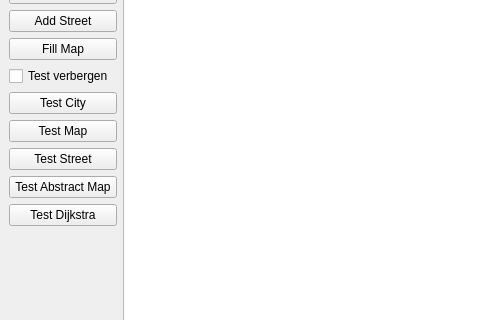
sebaloh/rwth-eti-pi1-ss25, file Streetplaner/mainwindow.ui: the form before one commit; both pictures show x 0 to 480 and y 150 to 470 of the 800 by 600 pixel window.
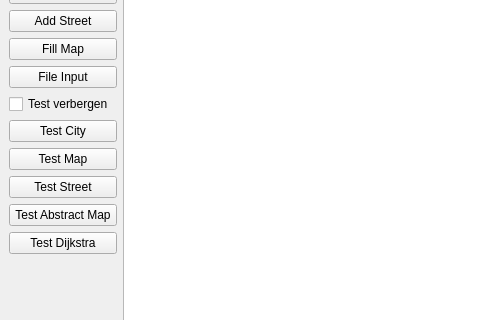
The form after the commit.

Diff of the .ui file:
```diff
--- a/Streetplaner/mainwindow.ui
+++ b/Streetplaner/mainwindow.ui
@@ -15,27 +15,13 @@
   </property>
   <widget class="QWidget" name="centralwidget">
    <layout class="QGridLayout" name="gridLayout" columnstretch="0,1">
-    <item row="2" column="0">
-     <widget class="QLineEdit" name="lineEdit_cityZiel">
-      <property name="placeholderText">
-       <string>Ziel</string>
-      </property>
-     </widget>
+    <item row="0" column="1" rowspan="15">
+     <widget class="QGraphicsView" name="graphicsView"/>
     </item>
-    <item row="0" column="0">
-     <widget class="QLabel" name="label_eingabe">
+    <item row="13" column="0">
+     <widget class="QPushButton" name="pushButton_testDijkstra">
       <property name="text">
-       <string>Djikstra Suche</string>
-      </property>
-     </widget>
-    </item>
-    <item row="3" column="0">
-     <widget class="QPushButton" name="pushButton_eingabe">
-      <property name="toolTip">
-       <string>Sucht die eingegebene Stadt</string>
-      </property>
-      <property name="text">
-       <string>Suchen</string>
+       <string>Test Dijkstra</string>
       </property>
      </widget>
     </item>
@@ -46,7 +32,14 @@
       </property>
      </widget>
     </item>
-    <item row="13" column="0">
+    <item row="10" column="0">
+     <widget class="QPushButton" name="pushButton_testMap">
+      <property name="text">
+       <string>Test Map</string>
+      </property>
+     </widget>
+    </item>
+    <item row="14" column="0">
      <spacer name="spacer">
       <property name="orientation">
        <enum>Qt::Orientation::Vertical</enum>
@@ -59,20 +52,6 @@
       </property>
      </spacer>
     </item>
-    <item row="12" column="0">
-     <widget class="QPushButton" name="pushButton_testDijkstra">
-      <property name="text">
-       <string>Test Dijkstra</string>
-      </property>
-     </widget>
-    </item>
-    <item row="7" column="0">
-     <widget class="QCheckBox" name="checkBox_testVerbergen">
-      <property name="text">
-       <string>Test verbergen</string>
-      </property>
-     </widget>
-    </item>
     <item row="1" column="0">
      <widget class="QLineEdit" name="lineEdit_cityStart">
       <property name="placeholderText">
@@ -83,24 +62,41 @@
       </property>
      </widget>
     </item>
-    <item row="10" column="0">
-     <widget class="QPushButton" name="pushButton_testStreet">
+    <item row="0" column="0">
+     <widget class="QLabel" name="label_eingabe">
       <property name="text">
-       <string>Test Street</string>
-      </property>
-     </widget>
-    </item>
-    <item row="11" column="0">
-     <widget class="QPushButton" name="pushButton_testAbsMap">
-      <property name="text">
-       <string>Test Abstract Map</string>
+       <string>Djikstra Suche</string>
       </property>
      </widget>
     </item>
     <item row="8" column="0">
-     <widget class="QPushButton" name="pushButton_testCity">
+     <widget class="QCheckBox" name="checkBox_testVerbergen">
       <property name="text">
-       <string>Test City</string>
+       <string>Test verbergen</string>
+      </property>
+     </widget>
+    </item>
+    <item row="3" column="0">
+     <widget class="QPushButton" name="pushButton_eingabe">
+      <property name="toolTip">
+       <string>Sucht die eingegebene Stadt</string>
+      </property>
+      <property name="text">
+       <string>Suchen</string>
+      </property>
+     </widget>
+    </item>
+    <item row="2" column="0">
+     <widget class="QLineEdit" name="lineEdit_cityZiel">
+      <property name="placeholderText">
+       <string>Ziel</string>
+      </property>
+     </widget>
+    </item>
+    <item row="5" column="0">
+     <widget class="QPushButton" name="pushButton_addStreet">
+      <property name="text">
+       <string>Add Street</string>
       </property>
      </widget>
     </item>
@@ -111,20 +107,31 @@
       </property>
      </widget>
     </item>
-    <item row="0" column="1" rowspan="14">
-     <widget class="QGraphicsView" name="graphicsView"/>
+    <item row="12" column="0">
+     <widget class="QPushButton" name="pushButton_testAbsMap">
+      <property name="text">
+       <string>Test Abstract Map</string>
+      </property>
+     </widget>
+    </item>
+    <item row="11" column="0">
+     <widget class="QPushButton" name="pushButton_testStreet">
+      <property name="text">
+       <string>Test Street</string>
+      </property>
+     </widget>
     </item>
     <item row="9" column="0">
-     <widget class="QPushButton" name="pushButton_testMap">
+     <widget class="QPushButton" name="pushButton_testCity">
       <property name="text">
-       <string>Test Map</string>
+       <string>Test City</string>
       </property>
      </widget>
     </item>
-    <item row="5" column="0">
-     <widget class="QPushButton" name="pushButton_addStreet">
+    <item row="7" column="0">
+     <widget class="QPushButton" name="pushButton_fileInput">
       <property name="text">
-       <string>Add Street</string>
+       <string>File Input</string>
       </property>
      </widget>
     </item>
```
